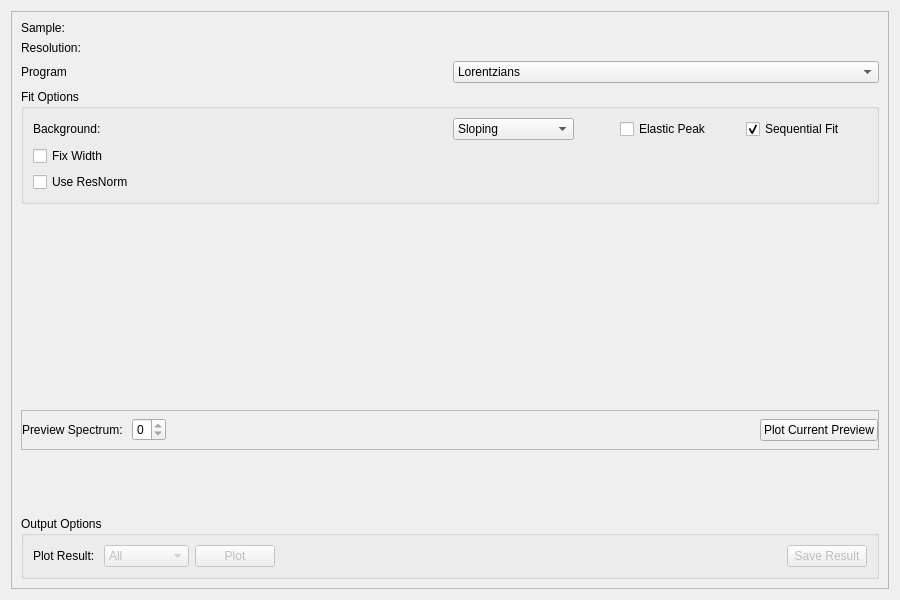
Old version of the form qt/scientific_interfaces/Inelastic/BayesFitting/Quasi.ui in the repository mantidproject/mantid.
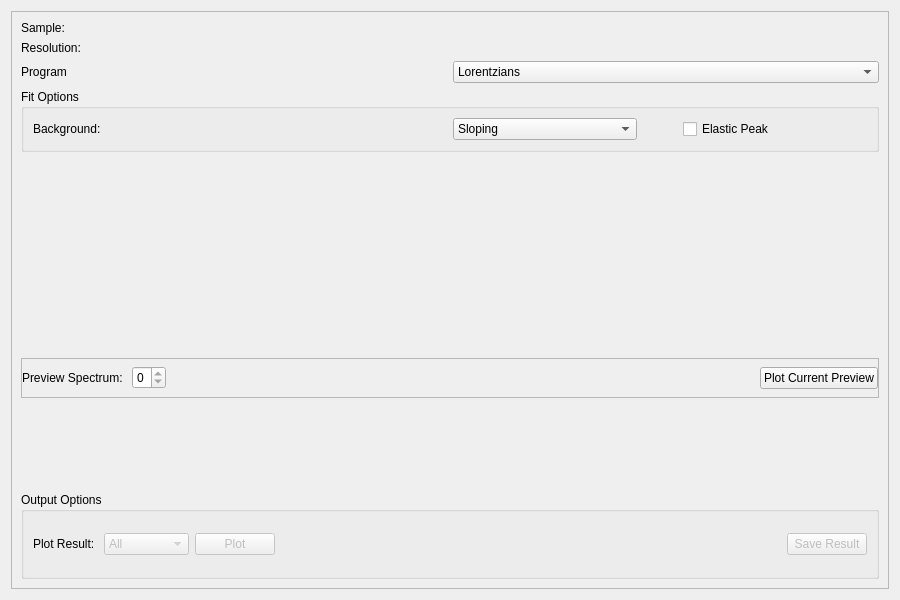
New version of the form. Custom widgets are drawn as their Qt base class.

```diff
--- a/qt/scientific_interfaces/Inelastic/BayesFitting/Quasi.ui
+++ b/qt/scientific_interfaces/Inelastic/BayesFitting/Quasi.ui
@@ -140,35 +140,6 @@
          <layout class="QVBoxLayout" name="verticalLayout">
           <item>
            <layout class="QGridLayout" name="gridLayout_2">
-            <item row="1" column="0">
-             <widget class="QCheckBox" name="chkFixWidth">
-              <property name="text">
-               <string>Fix Width</string>
-              </property>
-             </widget>
-            </item>
-            <item row="2" column="0">
-             <widget class="QCheckBox" name="chkUseResNorm">
-              <property name="text">
-               <string>Use ResNorm</string>
-              </property>
-             </widget>
-            </item>
-            <item row="1" column="1">
-             <widget class="MantidQt::API::FileFinderWidget" name="mwFixWidthDat" native="true">
-              <property name="enabled">
-               <bool>false</bool>
-              </property>
-              <property name="label" stdset="0">
-               <string/>
-              </property>
-              <property name="fileExtensions" stdset="0">
-               <stringlist>
-                <string>.dat</string>
-               </stringlist>
-              </property>
-             </widget>
-            </item>
             <item row="0" column="1">
              <layout class="QHBoxLayout" name="horizontalLayout">
               <item>
@@ -219,47 +190,8 @@
                 </property>
                </widget>
               </item>
-              <item>
-               <widget class="QCheckBox" name="chkSequentialFit">
-                <property name="text">
-                 <string>Sequential Fit</string>
-                </property>
-                <property name="checked">
-                 <bool>true</bool>
-                </property>
-               </widget>
-              </item>
              </layout>
             </item>
-            <item row="2" column="1">
-             <widget class="MantidQt::MantidWidgets::DataSelector" name="dsResNorm" native="true">
-              <property name="enabled">
-               <bool>false</bool>
-              </property>
-              <property name="sizePolicy">
-               <sizepolicy hsizetype="Minimum" vsizetype="Fixed">
-                <horstretch>0</horstretch>
-                <verstretch>0</verstretch>
-               </sizepolicy>
-              </property>
-              <property name="autoLoad" stdset="0">
-               <bool>true</bool>
-              </property>
-              <property name="workspaceSuffixes" stdset="0">
-               <stringlist>
-                <string>_ResNorm</string>
-               </stringlist>
-              </property>
-              <property name="fileBrowserSuffixes" stdset="0">
-               <stringlist>
-                <string>_ResNorm.nxs</string>
-               </stringlist>
-              </property>
-              <property name="showLoad" stdset="0">
-               <bool>false</bool>
-              </property>
-             </widget>
-            </item>
             <item row="0" column="0">
              <widget class="QLabel" name="lblBackground">
               <property name="sizePolicy">
```
